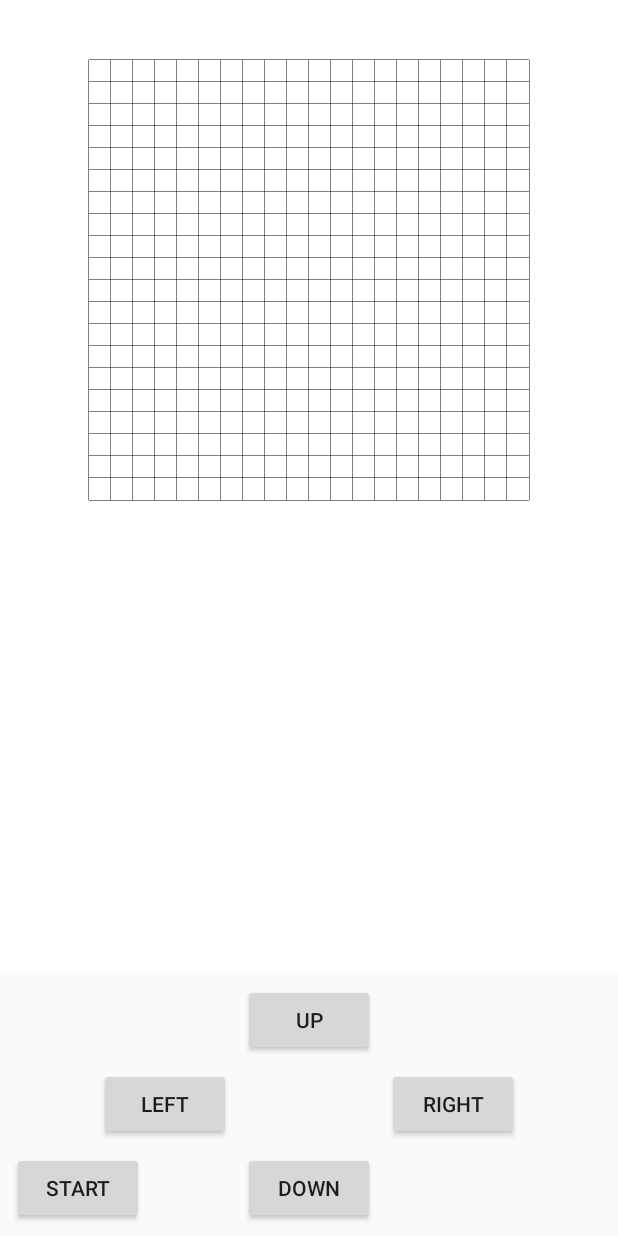
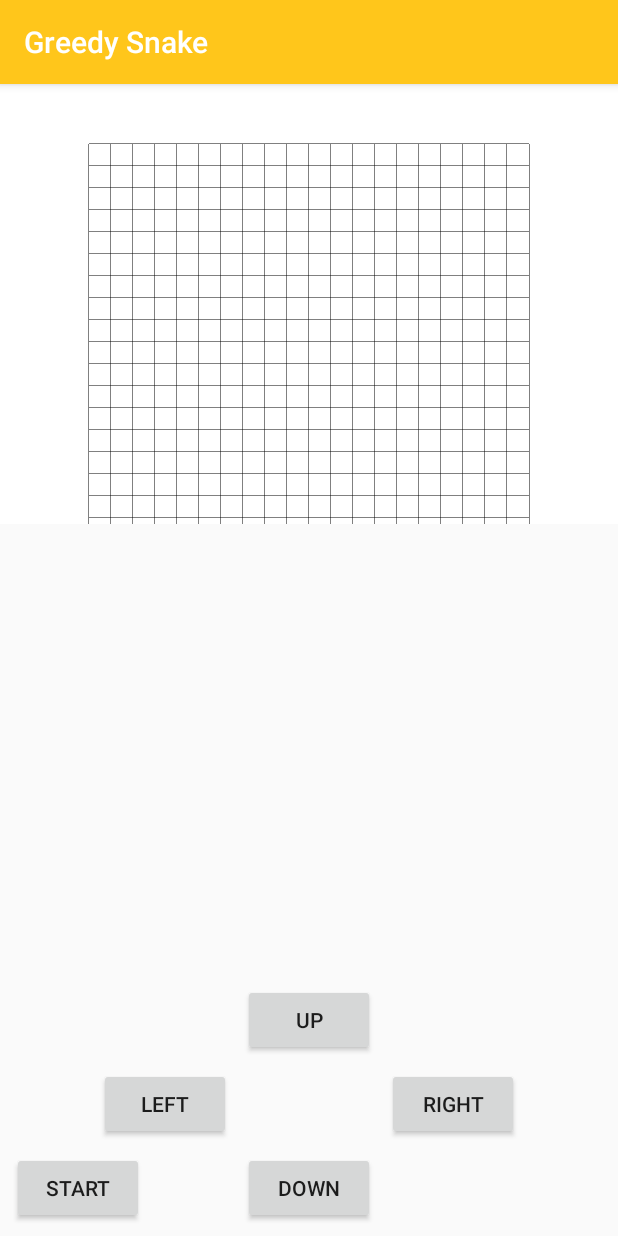
Before and after one commit to johnnymillergh/GreedySnake, an Android app: the layout activity_main.xml on its own in the app's theme, with its tools: preview values and no code run, on a phone screen of 412 x 824 dp. Run offline under Robolectric (Android 15) with nearby library versions, the phone set to English and light mode, and no system bars.

Commit message:
UI enhancement

```diff
--- a/app/src/main/java/com/jm/greedysnake/ui/activity/MainActivity.java
+++ b/app/src/main/java/com/jm/greedysnake/ui/activity/MainActivity.java
@@ -1,6 +1,7 @@
 package com.jm.greedysnake.ui.activity;
 
 import android.os.Bundle;
+import android.support.v7.widget.Toolbar;
 import android.view.View;
 import android.widget.Button;
 
@@ -15,6 +16,7 @@ import com.jm.snakepanelview.SnakePanelView;
 public class MainActivity
         extends BaseActivity<MainModel, MainView, MainPresenter>
         implements MainView {
+    private Toolbar toolbar;
     private SnakePanelView snakePanelView;
     private Button startOrPause;
     private Button up;
@@ -31,6 +33,7 @@ public class MainActivity
     }
 
     private void initView() {
+        toolbar = findViewById(R.id.toolbar);
         snakePanelView = findViewById(R.id.snakePanelView);
         startOrPause = findViewById(R.id.startOrPause);
         up = findViewById(R.id.up);
--- a/app/src/main/res/layout/activity_main.xml
+++ b/app/src/main/res/layout/activity_main.xml
@@ -7,9 +7,27 @@
     android:layout_height="match_parent"
     tools:context=".ui.activity.MainActivity">
 
+    <android.support.design.widget.AppBarLayout
+        android:layout_width="match_parent"
+        android:layout_height="wrap_content"
+        android:fitsSystemWindows="true"
+        android:theme="@style/ThemeOverlay.AppCompat.Dark.ActionBar">
+
+        <android.support.v7.widget.Toolbar
+            android:id="@+id/toolbar"
+            android:layout_width="match_parent"
+            android:layout_height="?attr/actionBarSize"
+            android:theme="@style/BaseToolBarTheme"
+            app:layout_collapseMode="pin"
+            app:layout_scrollFlags="enterAlways"
+            app:title="@string/app_name"
+            app:titleTextColor="@color/colorTextOnPrimary"/>
+    </android.support.design.widget.AppBarLayout>
+
     <android.support.constraint.ConstraintLayout
         android:layout_width="match_parent"
         android:layout_height="match_parent"
+        app:layout_behavior="@string/appbar_scrolling_view_behavior"
         tools:context=".ui.activity.MainActivity">
 
         <com.jm.snakepanelview.SnakePanelView
--- a/app/src/main/res/values/strings.xml
+++ b/app/src/main/res/values/strings.xml
@@ -1,3 +1,8 @@
 <resources>
     <string name="app_name">Greedy Snake</string>
+    <string name="start">Start</string>
+    <string name="up">Up</string>
+    <string name="right">Right</string>
+    <string name="down">Down</string>
+    <string name="left">Left</string>
 </resources>
--- a/app/src/main/res/values/styles.xml
+++ b/app/src/main/res/values/styles.xml
@@ -1,11 +1,15 @@
 <resources>
 
     <!-- Base application theme. -->
-    <style name="AppTheme" parent="Theme.AppCompat.Light.DarkActionBar">
+    <style name="AppTheme" parent="Theme.AppCompat.Light.NoActionBar">
         <!-- Customize your theme here. -->
         <item name="colorPrimary">@color/colorPrimary</item>
         <item name="colorPrimaryDark">@color/colorPrimaryDark</item>
         <item name="colorAccent">@color/colorAccent</item>
     </style>
 
+    <style name="BaseToolBarTheme">
+        <item name="colorControlNormal">#ffffff</item>
+    </style>
+
 </resources>
--- a/build.gradle
+++ b/build.gradle
@@ -19,6 +19,9 @@ allprojects {
     repositories {
         google()
         jcenter()
+        mavenCentral()
+        maven { url 'https://maven.google.com' }
+        maven { url "https://jitpack.io" }
     }
 }
 
--- a/snake-panel-view/build.gradle
+++ b/snake-panel-view/build.gradle
@@ -2,8 +2,6 @@ apply plugin: 'com.android.library'
 
 android {
     compileSdkVersion 27
-
-
 
     defaultConfig {
         minSdkVersion 22
@@ -12,7 +10,6 @@ android {
         versionName "1.0"
 
         testInstrumentationRunner "android.support.test.runner.AndroidJUnitRunner"
-
     }
 
     buildTypes {
@@ -21,7 +18,6 @@ android {
             proguardFiles getDefaultProguardFile('proguard-android.txt'), 'proguard-rules.pro'
         }
     }
-
 }
 
 dependencies {
```
Also changed, not shown: 1 other file.
